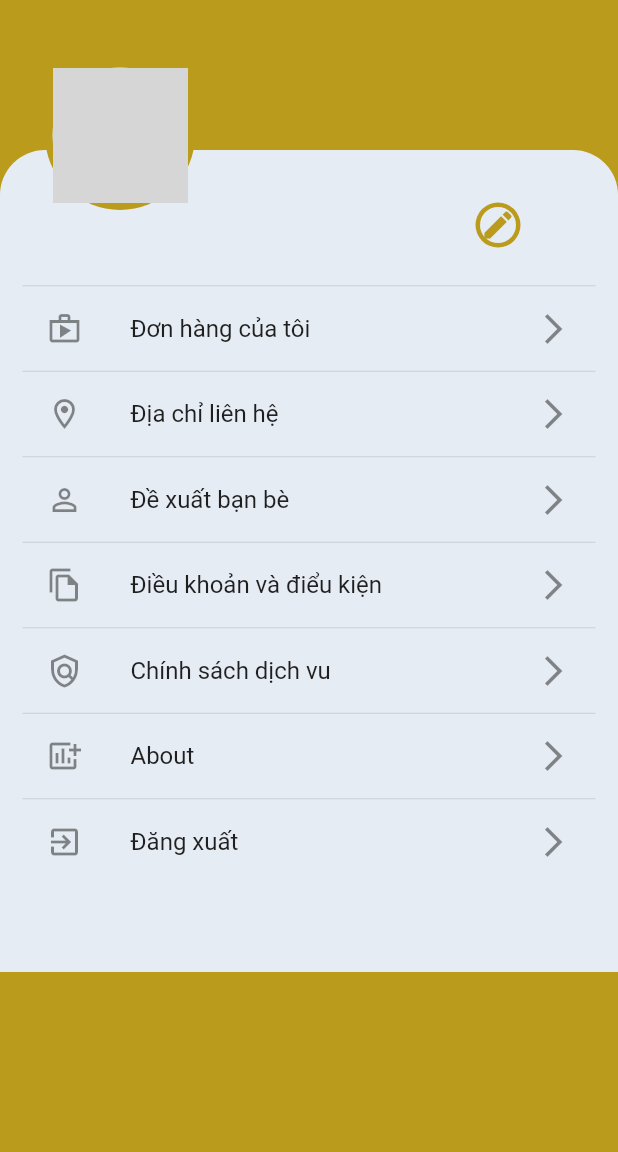
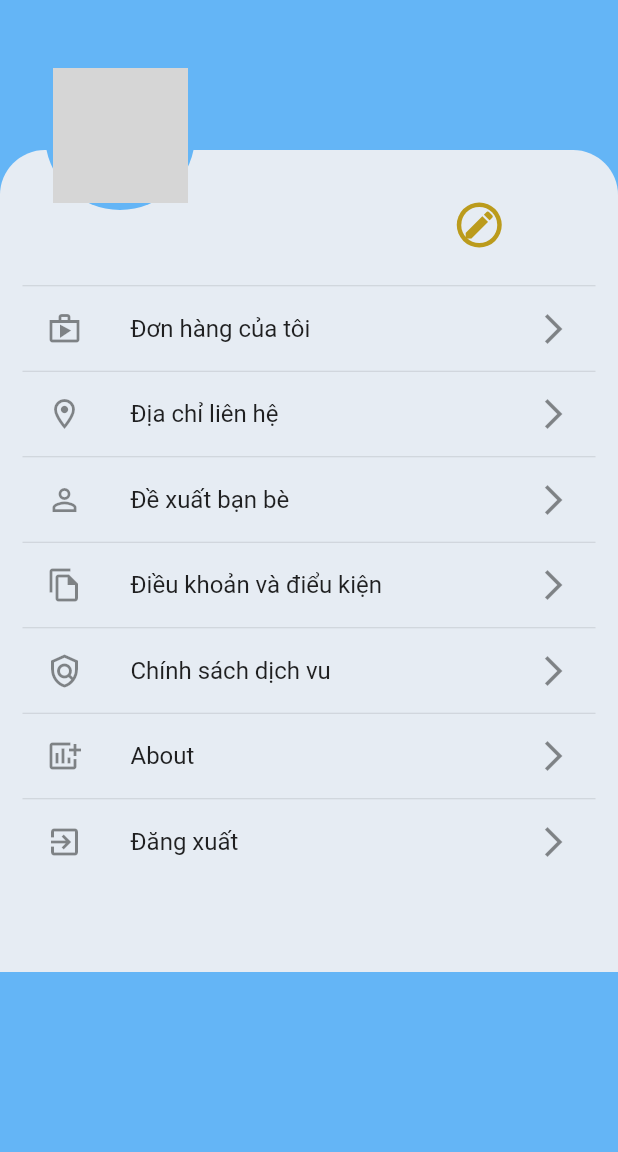
Before and after one commit to 23-24Sem1-Courses/ct48401-project-Fluorurine, a Flutter app: the SideDrawer widget shown alone on an empty page, opened directly with empty values, after a tap on "Trang cá nhân", on a phone screen of 412 x 824 dp, the part 84-1236 px from its top. Run offline on Flutter 3.47's test engine with Material 2 defaults, Android fonts, the phone set to English and light mode, and no system bars; our stand-ins replace cloud_firestore, firebase_auth, firebase_core, fluttertoast, google_sign_in; missing offline and left inert: dart:ffi, sign_button; accounts and stored records are empty; network calls fail; grey boxes are pictures that could not be loaded.

Commit message:
hoan thanh du an

```diff
--- a/lib/screens/home/side_drawer.dart
+++ b/lib/screens/home/side_drawer.dart
@@ -42,7 +42,7 @@ class _DrawerSideState extends State<SideDrawer> {
     var userData = widget.userProvider.currentUserData;
     return Drawer(
       child: Container(
-        color: primaryColor,
+        color: Colors.blue[100],
         child: ListView(
           children: [
             DrawerHeader(
@@ -54,7 +54,7 @@ class _DrawerSideState extends State<SideDrawer> {
                       radius: 43,
                       backgroundColor: Colors.white54,
                       child: CircleAvatar(
-                        backgroundColor: Colors.yellow,
+                        backgroundColor: Colors.blue[300],
                         backgroundImage: NetworkImage(
                           userData.userImage ??
                               "https://s3.envato.com/files/328957910/vegi_thumb.png",
--- a/lib/screens/profile_screen/profile_screen.dart
+++ b/lib/screens/profile_screen/profile_screen.dart
@@ -36,7 +36,7 @@ class MyProfileState extends State<ProfileScreen> {
     var userData = widget.userProvider.currentUserData;
 
     return Scaffold(
-      backgroundColor: primaryColor,
+      backgroundColor: Colors.blue[300],
       appBar: AppBar(
         elevation: 0.0,
         title: Text(
@@ -56,7 +56,7 @@ class MyProfileState extends State<ProfileScreen> {
             children: [
               Container(
                 height: 100,
-                color: primaryColor,
+                color: Colors.blue[300],
               ),
               Container(
                 height: 548,
@@ -76,9 +76,9 @@ class MyProfileState extends State<ProfileScreen> {
                       mainAxisAlignment: MainAxisAlignment.end,
                       children: [
                         Container(
-                          width: 250,
+                          width: 280,
                           height: 80,
-                          padding: const EdgeInsets.only(left: 20),
+                          padding: const EdgeInsets.only(left: 0),
                           child: Row(
                             mainAxisAlignment: MainAxisAlignment.spaceAround,
                             children: [
@@ -96,7 +96,10 @@ class MyProfileState extends State<ProfileScreen> {
                                   const SizedBox(
                                     height: 10,
                                   ),
-                                  Text(userData.userEmail),
+                                  Text(
+                                    userData.userEmail,
+                                    overflow: TextOverflow.clip,
+                                  ),
                                 ],
                               ),
                               CircleAvatar(
@@ -160,14 +163,14 @@ class MyProfileState extends State<ProfileScreen> {
             padding: const EdgeInsets.only(top: 40, left: 30),
             child: CircleAvatar(
               radius: 50,
-              backgroundColor: primaryColor,
+              backgroundColor: Colors.blue[300],
               child: CircleAvatar(
                   backgroundImage: NetworkImage(
                     userData.userImage ??
                         "https://s3.envato.com/files/328957910/vegi_thumb.png",
                   ),
                   radius: 45,
-                  backgroundColor: scaffoldBackgroundColor),
+                  backgroundColor: Colors.blue[300]),
             ),
           )
         ],
```
